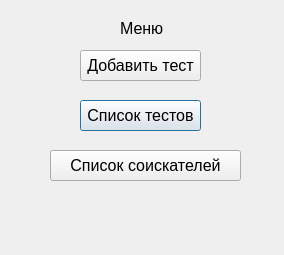
This is temp_ui/menu.ui in Saatarko/Auduit_test as Qt 5 draws it before an edit. The edited form follows.
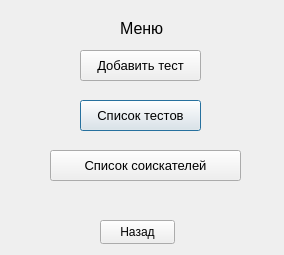
This is the edited form.

What changed in the file:
```diff
--- a/temp_ui/menu.ui
+++ b/temp_ui/menu.ui
@@ -42,7 +42,7 @@
    </property>
    <property name="font">
     <font>
-     <pointsize>12</pointsize>
+     <pointsize>10</pointsize>
     </font>
    </property>
    <property name="text">
@@ -60,7 +60,7 @@
    </property>
    <property name="font">
     <font>
-     <pointsize>12</pointsize>
+     <pointsize>10</pointsize>
     </font>
    </property>
    <property name="text">
@@ -78,13 +78,26 @@
    </property>
    <property name="font">
     <font>
-     <pointsize>12</pointsize>
+     <pointsize>10</pointsize>
     </font>
    </property>
    <property name="text">
     <string>Список соискателей</string>
    </property>
   </widget>
+  <widget class="QPushButton" name="btn_exit">
+   <property name="geometry">
+    <rect>
+     <x>100</x>
+     <y>220</y>
+     <width>75</width>
+     <height>24</height>
+    </rect>
+   </property>
+   <property name="text">
+    <string>Назад</string>
+   </property>
+  </widget>
  </widget>
  <resources/>
  <connections/>
```
